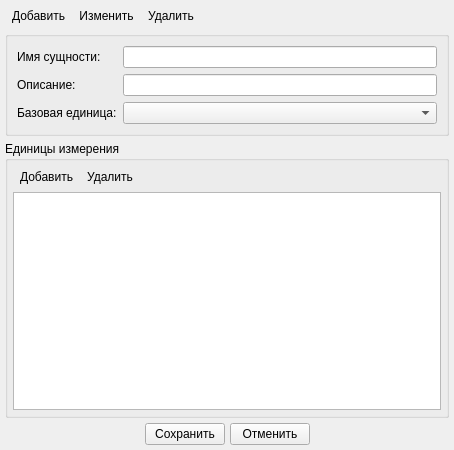
Qt form src/plugins/modeleride/propentity.ui (rdnvndr/raindrop) before a commit.
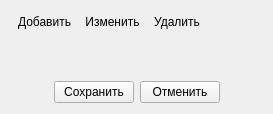
The same form after that commit. Icons and pictures are not drawn. Custom widgets are drawn as their Qt base class.

Commit message: Обновлена форма редактирования единиц измерения

Patch:
```diff
--- a/src/plugins/modeleride/propentity.ui
+++ b/src/plugins/modeleride/propentity.ui
@@ -6,20 +6,14 @@
    <rect>
     <x>0</x>
     <y>0</y>
-    <width>454</width>
-    <height>450</height>
+    <width>273</width>
+    <height>114</height>
    </rect>
   </property>
   <property name="windowTitle">
    <string>Form</string>
   </property>
   <layout class="QVBoxLayout" name="verticalLayout_2">
-   <property name="spacing">
-    <number>5</number>
-   </property>
-   <property name="margin">
-    <number>5</number>
-   </property>
    <item>
     <layout class="QHBoxLayout" name="horizontalLayoutPropTool">
      <property name="spacing">
@@ -110,49 +104,12 @@
     </layout>
    </item>
    <item>
-    <widget class="QGroupBox" name="groupBoxEntity">
-     <property name="title">
-      <string/>
-     </property>
-     <layout class="QGridLayout" name="gridLayout">
-      <item row="0" column="0">
-       <widget class="QLabel" name="labelEntityName">
-        <property name="text">
-         <string>Имя сущности:</string>
-        </property>
-       </widget>
-      </item>
-      <item row="0" column="1">
-       <widget class="QLineEdit" name="lineEditClassName"/>
-      </item>
-      <item row="1" column="0">
-       <widget class="QLabel" name="labelEntityDesc">
-        <property name="text">
-         <string>Описание:</string>
-        </property>
-       </widget>
-      </item>
-      <item row="1" column="1">
-       <widget class="QLineEdit" name="lineEditEntityDesc"/>
-      </item>
-      <item row="2" column="0">
-       <widget class="QLabel" name="labelBasicUnit">
-        <property name="text">
-         <string>Базовая единица:</string>
-        </property>
-       </widget>
-      </item>
-      <item row="2" column="1">
-       <widget class="QComboBox" name="comboBoxBasicUnit"/>
-      </item>
-     </layout>
+    <widget class="MsrEntityWidget" name="msrEntityWidget" native="true">
+     <layout class="QGridLayout" name="gridLayout"/>
     </widget>
    </item>
    <item>
-    <widget class="QGroupBox" name="groupBox">
-     <property name="title">
-      <string>Единицы измерения</string>
-     </property>
+    <widget class="MsrUnitWidget" name="msrUnitWidget" native="true">
      <layout class="QVBoxLayout" name="verticalLayout">
       <property name="spacing">
        <number>5</number>
@@ -160,94 +117,6 @@
       <property name="margin">
        <number>5</number>
       </property>
-      <item>
-       <layout class="QHBoxLayout" name="horizontalLayoutUnitListTool">
-        <property name="spacing">
-         <number>0</number>
-        </property>
-        <item>
-         <widget class="QToolButton" name="toolButtonAddUnit">
-          <property name="text">
-           <string>Добавить</string>
-          </property>
-          <property name="icon">
-           <iconset resource="modeleride.qrc">
-            <normaloff>:/add</normaloff>:/add</iconset>
-          </property>
-          <property name="iconSize">
-           <size>
-            <width>16</width>
-            <height>16</height>
-           </size>
-          </property>
-          <property name="toolButtonStyle">
-           <enum>Qt::ToolButtonTextBesideIcon</enum>
-          </property>
-          <property name="autoRaise">
-           <bool>true</bool>
-          </property>
-         </widget>
-        </item>
-        <item>
-         <widget class="QToolButton" name="toolButtonDeleteUnit">
-          <property name="text">
-           <string>Удалить</string>
-          </property>
-          <property name="icon">
-           <iconset resource="modeleride.qrc">
-            <normaloff>:/remove</normaloff>:/remove</iconset>
-          </property>
-          <property name="iconSize">
-           <size>
-            <width>16</width>
-            <height>16</height>
-           </size>
-          </property>
-          <property name="toolButtonStyle">
-           <enum>Qt::ToolButtonTextBesideIcon</enum>
-          </property>
-          <property name="autoRaise">
-           <bool>true</bool>
-          </property>
-         </widget>
-        </item>
-        <item>
-         <spacer name="horizontalSpacerUnitListTool">
-          <property name="orientation">
-           <enum>Qt::Horizontal</enum>
-          </property>
-          <property name="sizeHint" stdset="0">
-           <size>
-            <width>40</width>
-            <height>20</height>
-           </size>
-          </property>
-         </spacer>
-        </item>
-       </layout>
-      </item>
-      <item>
-       <widget class="QTableView" name="tableViewUnit">
-        <property name="alternatingRowColors">
-         <bool>true</bool>
-        </property>
-        <property name="selectionMode">
-         <enum>QAbstractItemView::SingleSelection</enum>
-        </property>
-        <property name="selectionBehavior">
-         <enum>QAbstractItemView::SelectRows</enum>
-        </property>
-        <attribute name="horizontalHeaderHighlightSections">
-         <bool>false</bool>
-        </attribute>
-        <attribute name="verticalHeaderVisible">
-         <bool>false</bool>
-        </attribute>
-        <attribute name="verticalHeaderDefaultSectionSize">
-         <number>24</number>
-        </attribute>
-       </widget>
-      </item>
      </layout>
     </widget>
    </item>
@@ -297,6 +166,20 @@
    </item>
   </layout>
  </widget>
+ <customwidgets>
+  <customwidget>
+   <class>MsrEntityWidget</class>
+   <extends>QWidget</extends>
+   <header>msrentitywidget.h</header>
+   <container>1</container>
+  </customwidget>
+  <customwidget>
+   <class>MsrUnitWidget</class>
+   <extends>QWidget</extends>
+   <header>msrunitwidget.h</header>
+   <container>1</container>
+  </customwidget>
+ </customwidgets>
  <resources>
   <include location="modeleride.qrc"/>
  </resources>
```
The commit also changes 10 other files.
